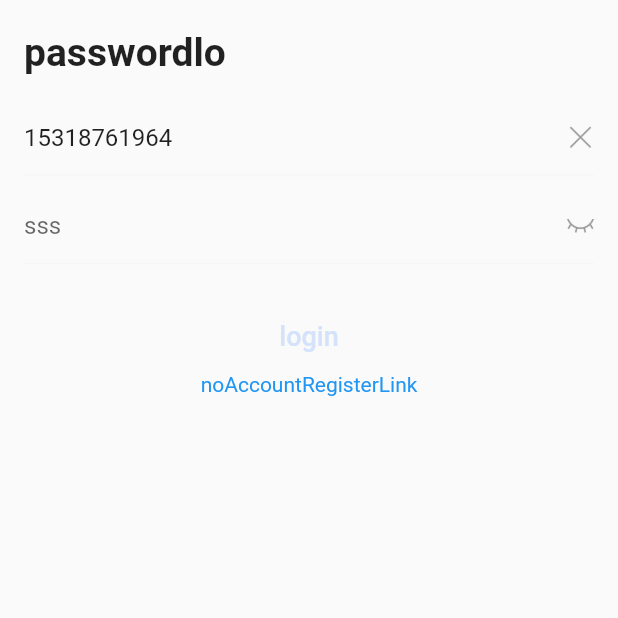
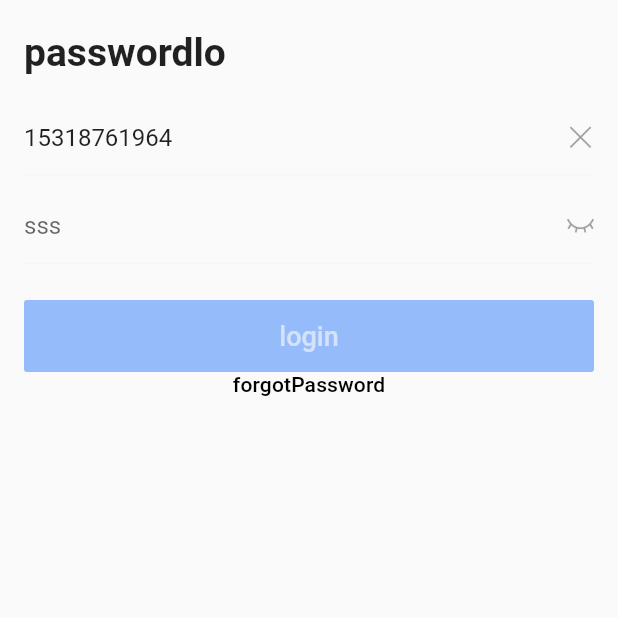
Before and after one commit to lzh888777/flutter_lh_deer, a Flutter app: the LoginPage screen opened by its route, on a phone screen of 412 x 824 dp, the top half of it. Run offline on Flutter 3.47's test engine with Material 2 defaults, Android fonts, the phone set to English and light mode, and no system bars; our stand-ins replace cached_network_image, device_info_plus, fluro, flutter_slidable, flutter_swiper_null_safety, keyboard_actions and 1 more; missing offline and left inert: common_utils, sp_util.

```diff
--- a/lib/login/page/login_page.dart
+++ b/lib/login/page/login_page.dart
@@ -53,7 +53,7 @@ class _LoginPageState extends State<LoginPage>
     return [
       Text(
         "passwordlo",
-        style: TextStyle(fontSize: 26.0, fontWeight: FontWeight.bold),
+        style: const TextStyle(fontSize: 26.0, fontWeight: FontWeight.bold),
       ),
       Gaps.vGap16,
       MyTextField(
@@ -84,9 +84,9 @@ class _LoginPageState extends State<LoginPage>
         alignment: Alignment.center,
         child: GestureDetector(
           child: Text(
-            "noAccountRegisterLink",
-            key: const Key("noAccountRegisterLink"),
-            style: TextStyle(color: Theme.of(context).primaryColor),
+            "forgotPassword",
+            key: const Key("forgotPassword"),
+            style: Theme.of(context).textTheme.subtitle2,
           ),
           onTap: () => NatigatorUtils.push(context, LoginRouter.registerPage),
         ),
--- a/lib/login/widgets/my_ button.dart
+++ b/lib/login/widgets/my_ button.dart
@@ -1,5 +1,6 @@
 import 'package:flutter/material.dart';
 import 'package:flutter_lh_deer/res/colors.dart';
+import 'package:flutter_lh_deer/res/dimens.dart';
 
 class MyButton extends StatelessWidget {
   final String text;
@@ -18,7 +19,7 @@ class MyButton extends StatelessWidget {
   const MyButton({
     Key? key,
     this.text = "",
-    this.fontSize = 18.0,
+    this.fontSize = Dimens.font_sp18,
     this.textColor,
     this.disabledTextColor,
     this.backgroundColor,
@@ -61,6 +62,16 @@ class MyButton extends StatelessWidget {
           ),
         ),
         side: MaterialStateProperty.all<BorderSide>(side),
+        backgroundColor: MaterialStateProperty.resolveWith((states) {
+          if (states.contains(MaterialState.disabled)) {
+            return disabledBackgroundColor ??
+                (isDark
+                    ? Colours.dark_button_disabled
+                    : Colours.button_disabled);
+          }
+          return backgroundColor ??
+              (isDark ? Colours.dark_app_main : Colours.app_main);
+        }),
       ),
     );
   }
--- a/pubspec.yaml
+++ b/pubspec.yaml
@@ -54,6 +54,11 @@ dependencies:
 
   # 获取当前设备信息 https://github.com/fluttercommunity/plus_plugins/tree/main/packages/device_info_plus
   device_info_plus: 1.0.1
+
+  sp_util: ^2.0.3
+
+  # https://github.com/ReactiveX/rxdart
+  rxdart: ^0.27.0
 
 dev_dependencies:
   flutter_test:
```
Also changed, not shown: lib/home/splash_page.dart (+38 -5 lines), lib/main.dart (+7 -87 lines), pubspec.lock, 1 other file.
